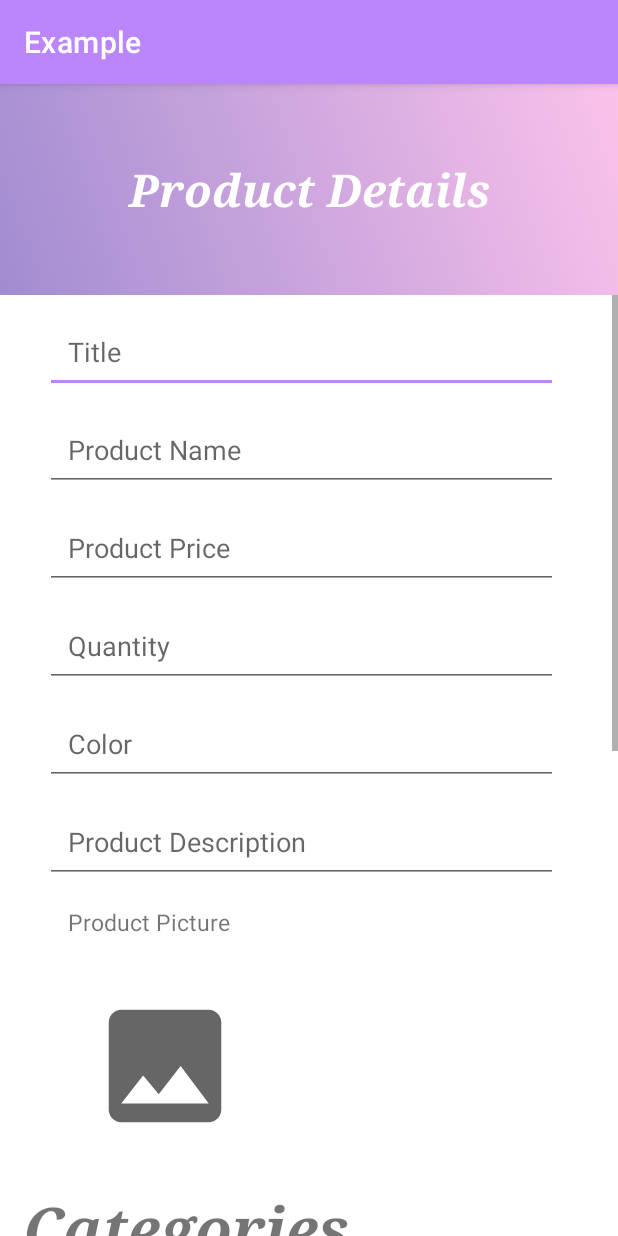
After one commit to Lokeshbibinagar/Vishwakarma, an Android app: the ProductDetails screen opened directly, with no data from a screen before it, on a phone screen of 412 x 824 dp. The commit adds this screen. Run offline under Robolectric (Android 15) with nearby library versions, the phone set to English and light mode, and no system bars.

Commit message:
product details added.

```diff
--- a/app/src/main/AndroidManifest.xml
+++ b/app/src/main/AndroidManifest.xml
@@ -9,7 +9,8 @@
         android:roundIcon="@mipmap/ic_launcher_round"
         android:supportsRtl="true"
         android:theme="@style/Theme.Example">
-        <activity android:name=".MainActivity"></activity>
+        <activity android:name=".ProductDetails"></activity>
+        <activity android:name=".MainActivity" />
         <activity android:name=".LoginActivity" />
         <activity android:name=".UserDetails" />
         <activity android:name=".SplashScreenActivity">
--- a/app/src/main/java/com/example/example/MainActivity.java
+++ b/app/src/main/java/com/example/example/MainActivity.java
@@ -3,13 +3,26 @@ package com.example.example;
 import androidx.appcompat.app.AppCompatActivity;
 import androidx.recyclerview.widget.RecyclerView;
 
+import android.content.Intent;
 import android.os.Bundle;
+import android.view.View;
+import android.widget.Button;
 
-public class MainActivity extends AppCompatActivity {
-
+public class MainActivity extends AppCompatActivity
+{
+      Button b;
     @Override
     protected void onCreate(Bundle savedInstanceState) {
         super.onCreate(savedInstanceState);
         setContentView(R.layout.activity_main);
+        b = findViewById(R.id.button);
+
+        b.setOnClickListener(new View.OnClickListener() {
+            @Override
+            public void onClick(View view) {
+                Intent product = new Intent(MainActivity.this,ProductDetails.class);
+                startActivity(product);
+            }
+        });
     }
 }
--- /dev/null
+++ b/app/src/main/java/com/example/example/ProductDetails.java
@@ -0,0 +1,14 @@
+package com.example.example;
+
+import androidx.appcompat.app.AppCompatActivity;
+
+import android.os.Bundle;
+
+public class ProductDetails extends AppCompatActivity {
+
+    @Override
+    protected void onCreate(Bundle savedInstanceState) {
+        super.onCreate(savedInstanceState);
+        setContentView(R.layout.activity_product_details);
+    }
+}
--- /dev/null
+++ b/app/src/main/res/drawable/ic_baseline_image_24.xml
@@ -0,0 +1,5 @@
+<vector android:height="100dp" android:tint="?attr/colorControlNormal"
+    android:viewportHeight="24" android:viewportWidth="24"
+    android:width="100dp" xmlns:android="http://schemas.android.com/apk/res/android">
+    <path android:fillColor="@android:color/white" android:pathData="M21,19V5c0,-1.1 -0.9,-2 -2,-2H5c-1.1,0 -2,0.9 -2,2v14c0,1.1 0.9,2 2,2h14c1.1,0 2,-0.9 2,-2zM8.5,13.5l2.5,3.01L14.5,12l4.5,6H5l3.5,-4.5z"/>
+</vector>
--- a/app/src/main/res/layout/activity_main.xml
+++ b/app/src/main/res/layout/activity_main.xml
@@ -6,10 +6,14 @@
     android:layout_height="match_parent"
     tools:context=".MainActivity">
 
-   <androidx.recyclerview.widget.RecyclerView
-       android:layout_width="match_parent"
-       android:layout_height="match_parent"
-       android:id="@+id/mainRecyclerView"
-       />
 
+   <Button
+       android:id="@+id/button"
+       android:layout_width="wrap_content"
+       android:layout_height="wrap_content"
+       android:text="Button"
+       app:layout_constraintBottom_toBottomOf="parent"
+       app:layout_constraintEnd_toEndOf="parent"
+       app:layout_constraintStart_toStartOf="parent"
+       app:layout_constraintTop_toTopOf="parent" />
 </androidx.constraintlayout.widget.ConstraintLayout>
--- /dev/null
+++ b/app/src/main/res/layout/activity_product_details.xml
@@ -0,0 +1,231 @@
+<?xml version="1.0" encoding="utf-8"?>
+<LinearLayout xmlns:android="http://schemas.android.com/apk/res/android"
+    xmlns:app="http://schemas.android.com/apk/res-auto"
+    xmlns:tools="http://schemas.android.com/tools"
+    android:layout_width="match_parent"
+    android:layout_height="match_parent"
+    tools:context=".ProductDetails"
+    android:orientation="vertical">
+    <LinearLayout
+        android:id="@+id/ProductLayout"
+        android:layout_width="match_parent"
+        android:layout_height="wrap_content"
+        android:background="@drawable/gradient"
+        tools:ignore="MissingConstraints">
+        <TextView
+            android:layout_width="match_parent"
+            android:layout_height="wrap_content"
+            android:text="Product Details"
+            android:textAlignment="center"
+            android:gravity="center_horizontal"
+            android:textSize="30dp"
+            android:fontFamily="serif"
+            android:textStyle="italic|bold"
+            android:textColor="@color/white"
+            android:layout_marginTop="50dp"
+            android:layout_marginBottom="50dp"
+            />
+    </LinearLayout>
+    <ScrollView
+        android:layout_width="match_parent"
+        android:layout_height="wrap_content"
+        >
+
+        <LinearLayout
+            android:layout_width="match_parent"
+            android:layout_height="wrap_content"
+            android:orientation="vertical"
+            >
+            <EditText
+                android:id="@+id/ProductTitle"
+                android:layout_width="match_parent"
+                android:layout_height="wrap_content"
+                android:hint="Title"
+                android:padding="15dp"
+                android:layout_marginLeft="30dp"
+                android:layout_marginRight="40dp"
+                android:layout_marginTop="10dp"
+                ></EditText>
+               <EditText
+                   android:id="@+id/ProductName"
+                   android:layout_width="match_parent"
+                   android:layout_height="wrap_content"
+                   android:hint="Product Name"
+                   android:padding="15dp"
+                   android:layout_marginLeft="30dp"
+                   android:layout_marginRight="40dp"
+                   android:layout_marginTop="10dp"
+                   ></EditText>
+            <EditText
+                android:id="@+id/ProductPrice"
+                android:layout_width="match_parent"
+                android:layout_height="wrap_content"
+                android:inputType="phone"
+                android:hint="Product Price"
+                android:padding="15dp"
+                android:layout_marginLeft="30dp"
+                android:layout_marginRight="40dp"
+                android:layout_marginTop="10dp"
+                ></EditText>
+            <EditText
+                android:id="@+id/Quantity"
+                android:layout_width="match_parent"
+                android:layout_height="wrap_content"
+                android:hint="Quantity"
+                android:padding="15dp"
+                android:layout_marginLeft="30dp"
+                android:layout_marginRight="40dp"
+                android:layout_marginTop="10dp"
+                ></EditText>
+            <EditText
+                android:id="@+id/Color"
+                android:layout_width="match_parent"
+                android:layout_height="wrap_content"
+                android:hint="Color"
+                android:padding="15dp"
+                android:layout_marginLeft="30dp"
+                android:layout_marginRight="40dp"
+                android:layout_marginTop="10dp"
+                ></EditText>
+            <EditText
+                android:id="@+id/ProductDescription"
+                android:layout_width="match_parent"
+                android:layout_height="wrap_content"
+                android:hint="Product Description"
+                android:padding="15dp"
+                android:layout_marginLeft="30dp"
+                android:layout_marginRight="40dp"
+                android:layout_marginTop="10dp"
+                ></EditText>
+            <TextView
+                android:layout_width="match_parent"
+                android:layout_height="wrap_content"
+                android:text="Product Picture"
+                android:textSize="15dp"
+                android:padding="15dp"
+                android:layout_marginLeft="30dp"
+                ></TextView>
+
+            <ImageView
+                android:layout_width="wrap_content"
+                android:layout_height="wrap_content"
+                android:src="@drawable/ic_baseline_image_24"
+                android:layout_marginLeft="60dp"
+                android:layout_marginTop="20dp"
+                ></ImageView>
+            <TextView
+                android:id="@+id/Categories"
+                android:layout_width="match_parent"
+                android:layout_height="wrap_content"
+                android:text="Categories"
+                android:textSize="40dp"
+                android:fontFamily="serif"
+                android:textStyle="italic|bold"
+                android:padding="15dp"
+                android:layout_marginTop="15dp"
+                ></TextView>
+             <RadioGroup
+                 android:id="@+id/PrimaryGroup"
+                 android:layout_width="match_parent"
+                 android:layout_height="wrap_content"
+                 >
+                 <RadioButton
+                     android:id="@+id/Electronics"
+                     android:layout_width="wrap_content"
+                     android:layout_height="wrap_content"
+                     android:text="Electronics"
+                     android:textSize="25dp"
+                     android:fontFamily="serif"
+                     android:layout_marginLeft="30dp"
+                     android:layout_marginTop="22dp"
+                     ></RadioButton>
+                  <RadioButton
+                      android:id="@+id/HomeAppliances"
+                      android:layout_width="match_parent"
+                      android:layout_height="wrap_content"
+                      android:text="Home Appliances"
+                      android:textSize="25dp"
+                      android:fontFamily="serif"
+                      android:layout_marginLeft="30dp"
+                      android:layout_marginTop="22dp"
+                      ></RadioButton>
+                 <RadioButton
+                     android:id="@+id/Clothing"
+                     android:layout_width="match_parent"
+                     android:layout_height="wrap_content"
+                     android:text="Clothing"
+                     android:textSize="25dp"
+                     android:fontFamily="serif"
+                     android:layout_marginLeft="30dp"
+                     android:layout_marginTop="22dp"
+                     ></RadioButton>
+                 <RadioButton
+                     android:id="@+id/Jewellery"
+                     android:layout_width="match_parent"
+                     android:layout_height="wrap_content"
+                     android:text="Jewellery"
+                     android:textSize="25dp"
+                     android:fontFamily="serif"
+                     android:layout_marginLeft="30dp"
+                     android:layout_marginTop="22dp"
+                     ></RadioButton>
+                 <RadioButton
+                     android:id="@+id/Cosmetics"
+                     android:layout_width="match_parent"
+                     android:layout_height="wrap_content"
+                     android:text="Cosmetics"
+                     android:textSize="25dp"
+                     android:fontFamily="serif"
+                     android:layout_marginLeft="30dp"
+                     android:layout_marginTop="22dp"
+                     ></RadioButton>
+                 <RadioButton
+                     android:id="@+id/Furniture"
+                         android:layout_width="match_parent"
+                         android:layout_height="wrap_content"
+                         android:text="Furniture"
+                         android:textSize="25dp"
+                         android:fontFamily="serif"
+                         android:layout_marginLeft="30dp"
+                         android:layout_marginTop="22dp"
+                     ></RadioButton>
+                 <RadioButton
+                     android:id="@+id/HouseholdItems"
+                     android:layout_width="match_parent"
+                     android:layout_height="wrap_content"
+                     android:text="HouseholdItems"
+                     android:textSize="25dp"
+                     android:fontFamily="serif"
+                     android:layout_marginLeft="30dp"
+                     android:layout_marginTop="22dp"
+                     ></RadioButton>
+                 <RadioButton
+                     android:id="@+id/Stationery"
+                     android:layout_width="match_parent"
+                     android:layout_height="wrap_content"
+                     android:text="Stationery"
+                     android:textSize="25dp"
+                     android:fontFamily="serif"
+                     android:layout_marginLeft="30dp"
+                     android:layout_marginTop="22dp"
+                     ></RadioButton>
+                 <RadioButton
+                     android:id="@+id/Groceries"
+                     android:layout_width="match_parent"
+                     android:layout_height="wrap_content"
+                     android:text="Groceries"
+                     android:textSize="25dp"
+                     android:fontFamily="serif"
+                     android:layout_marginLeft="30dp"
+                     android:layout_marginTop="22dp"
+                     ></RadioButton>
+             </RadioGroup>
+
+
+
+
+        </LinearLayout>
+    </ScrollView>
+
+
+</LinearLayout>
```
